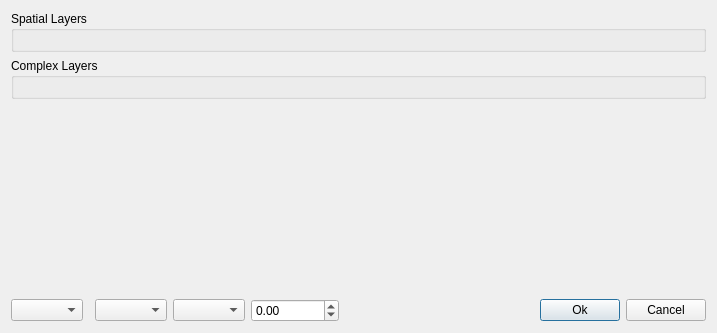
Old version of the form gui/CustomWidgets/DatabaseConversionWidgets/filterDialog.ui in the repository dsgoficial/DsgTools.
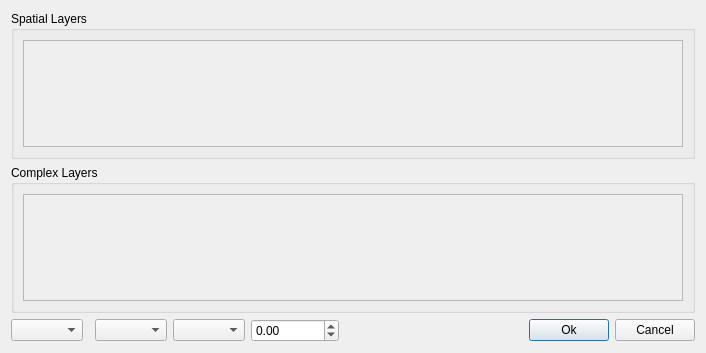
New version of the form. Custom widgets are drawn as their Qt base class.

Commit message: layers are being filled

The edit to the form file:
```diff
--- a/gui/CustomWidgets/DatabaseConversionWidgets/filterDialog.ui
+++ b/gui/CustomWidgets/DatabaseConversionWidgets/filterDialog.ui
@@ -6,71 +6,15 @@
    <rect>
     <x>0</x>
     <y>0</y>
-    <width>717</width>
-    <height>333</height>
+    <width>706</width>
+    <height>353</height>
    </rect>
   </property>
   <property name="windowTitle">
    <string>DSGTools Conversion Tool - Layer Filters</string>
   </property>
-  <layout class="QGridLayout" name="gridLayout_5">
-   <item row="1" column="1">
-    <spacer name="horizontalSpacer">
-     <property name="orientation">
-      <enum>Qt::Horizontal</enum>
-     </property>
-     <property name="sizeHint" stdset="0">
-      <size>
-       <width>197</width>
-       <height>20</height>
-      </size>
-     </property>
-    </spacer>
-   </item>
-   <item row="0" column="0" colspan="3">
-    <layout class="QVBoxLayout" name="verticalLayout">
-     <item>
-      <widget class="QgsCollapsibleGroupBox" name="mGroupBox">
-       <property name="title">
-        <string>Spatial Layers</string>
-       </property>
-       <layout class="QGridLayout" name="gridLayout_2">
-        <item row="0" column="0">
-         <layout class="QGridLayout" name="spatialGridLayout"/>
-        </item>
-       </layout>
-      </widget>
-     </item>
-     <item>
-      <widget class="QgsCollapsibleGroupBox" name="mGroupBox_2">
-       <property name="title">
-        <string>Complex Layers</string>
-       </property>
-       <layout class="QGridLayout" name="gridLayout_4">
-        <item row="0" column="0">
-         <layout class="QGridLayout" name="complexGridLayout"/>
-        </item>
-       </layout>
-       <zorder>mGroupBox</zorder>
-       <zorder>gridLayoutWidget_2</zorder>
-      </widget>
-     </item>
-     <item>
-      <spacer name="verticalSpacer">
-       <property name="orientation">
-        <enum>Qt::Vertical</enum>
-       </property>
-       <property name="sizeHint" stdset="0">
-        <size>
-         <width>17</width>
-         <height>37</height>
-        </size>
-       </property>
-      </spacer>
-     </item>
-    </layout>
-   </item>
-   <item row="1" column="0">
+  <layout class="QGridLayout" name="gridLayout_3">
+   <item row="2" column="0">
     <layout class="QHBoxLayout" name="horizontalLayout_2">
      <item>
       <widget class="QComboBox" name="spatialComboBox"/>
@@ -106,7 +50,120 @@
      </item>
     </layout>
    </item>
-   <item row="1" column="2">
+   <item row="0" column="0" colspan="3">
+    <layout class="QVBoxLayout" name="verticalLayout">
+     <item>
+      <widget class="QgsCollapsibleGroupBox" name="mGroupBox">
+       <property name="title">
+        <string>Spatial Layers</string>
+       </property>
+       <layout class="QGridLayout" name="gridLayout">
+        <item row="0" column="0">
+         <widget class="QScrollArea" name="scrollArea">
+          <property name="horizontalScrollBarPolicy">
+           <enum>Qt::ScrollBarAlwaysOff</enum>
+          </property>
+          <property name="widgetResizable">
+           <bool>true</bool>
+          </property>
+          <widget class="QWidget" name="scrollAreaWidgetContents">
+           <property name="geometry">
+            <rect>
+             <x>0</x>
+             <y>0</y>
+             <width>648</width>
+             <height>93</height>
+            </rect>
+           </property>
+           <layout class="QGridLayout" name="gridLayout_4">
+            <item row="0" column="0">
+             <layout class="QGridLayout" name="spatialGridLayout">
+              <item row="0" column="0">
+               <spacer name="verticalSpacer_2">
+                <property name="orientation">
+                 <enum>Qt::Vertical</enum>
+                </property>
+                <property name="sizeHint" stdset="0">
+                 <size>
+                  <width>20</width>
+                  <height>40</height>
+                 </size>
+                </property>
+               </spacer>
+              </item>
+             </layout>
+            </item>
+           </layout>
+          </widget>
+         </widget>
+        </item>
+       </layout>
+      </widget>
+     </item>
+     <item>
+      <widget class="QgsCollapsibleGroupBox" name="mGroupBox_2">
+       <property name="title">
+        <string>Complex Layers</string>
+       </property>
+       <layout class="QGridLayout" name="gridLayout_2">
+        <item row="0" column="0">
+         <widget class="QScrollArea" name="scrollArea_2">
+          <property name="horizontalScrollBarPolicy">
+           <enum>Qt::ScrollBarAlwaysOff</enum>
+          </property>
+          <property name="widgetResizable">
+           <bool>true</bool>
+          </property>
+          <widget class="QWidget" name="scrollAreaWidgetContents_2">
+           <property name="geometry">
+            <rect>
+             <x>0</x>
+             <y>0</y>
+             <width>648</width>
+             <height>92</height>
+            </rect>
+           </property>
+           <layout class="QGridLayout" name="gridLayout_5">
+            <item row="0" column="0">
+             <layout class="QGridLayout" name="complexGridLayout">
+              <item row="0" column="0">
+               <spacer name="verticalSpacer_3">
+                <property name="orientation">
+                 <enum>Qt::Vertical</enum>
+                </property>
+                <property name="sizeHint" stdset="0">
+                 <size>
+                  <width>20</width>
+                  <height>40</height>
+                 </size>
+                </property>
+               </spacer>
+              </item>
+             </layout>
+            </item>
+           </layout>
+          </widget>
+         </widget>
+        </item>
+       </layout>
+      </widget>
+     </item>
+    </layout>
+   </item>
+   <item row="2" column="1">
+    <spacer name="horizontalSpacer">
+     <property name="orientation">
+      <enum>Qt::Horizontal</enum>
+     </property>
+     <property name="sizeHint" stdset="0">
+      <size>
+       <width>197</width>
+       <height>20</height>
+      </size>
+     </property>
+    </spacer>
+   </item>
+   <item row="2" column="2">
     <layout class="QHBoxLayout" name="horizontalLayout">
      <item>
       <widget class="QPushButton" name="okPushButton">
```
Left out of the diff: 8 changed lines with no effect on the pictures. The commit also changes 2 other files.
